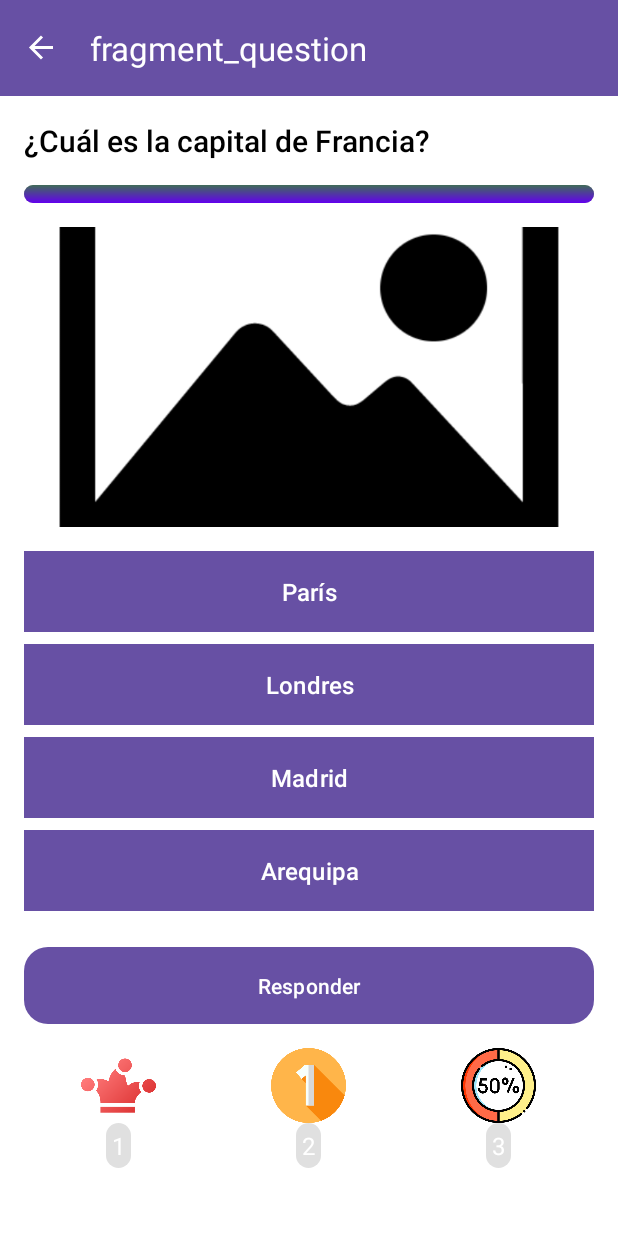
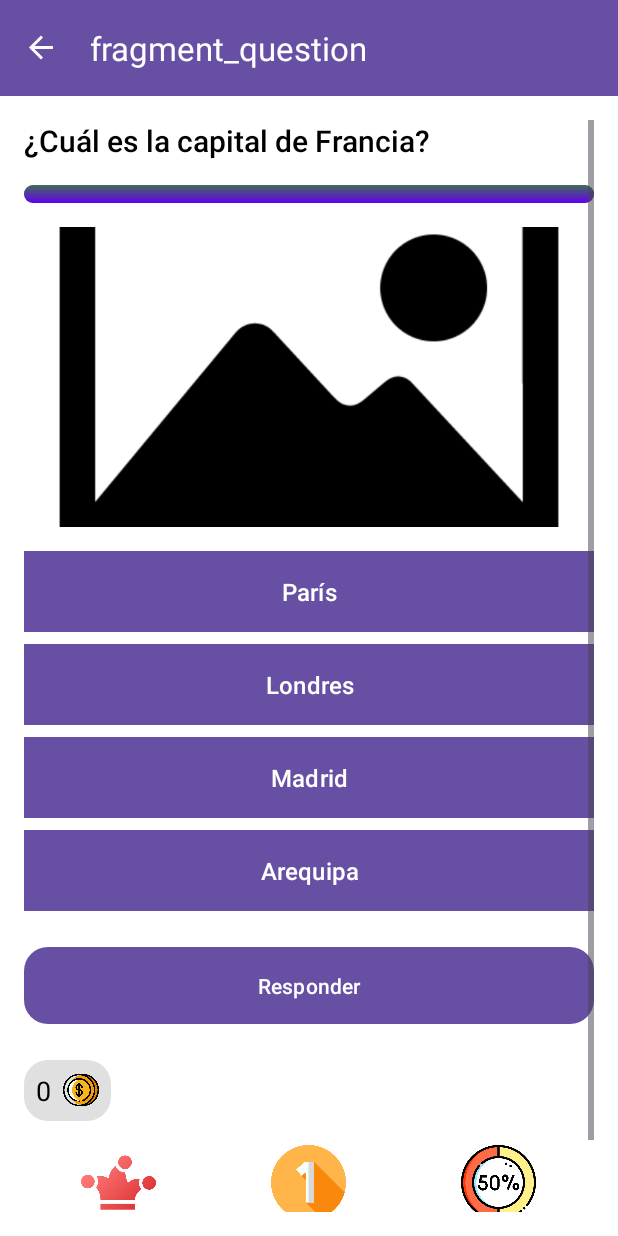
Before and after one commit to AldoVasquez07/Parcial_PPDM, an Android app: the QuestionFragment screen opened through its navigation route, on a phone screen of 412 x 824 dp. Run offline under Robolectric (Android 15) with nearby library versions, the phone set to English and light mode, and no system bars; our stand-ins replace navigation-ui.

Commit message:
Agregando comodines en la parte inferior

```diff
--- a/AppGameParcial/app/src/main/res/layout/fragment_question.xml
+++ b/AppGameParcial/app/src/main/res/layout/fragment_question.xml
@@ -91,6 +91,30 @@
             android:fontFamily="sans-serif-medium"/>
 
         <LinearLayout
+            android:layout_width="wrap_content"
+            android:layout_height="wrap_content"
+            android:orientation="horizontal"
+            android:gravity="center"
+            android:padding="8dp"
+            android:background="@drawable/coin_background"
+            android:layout_marginTop="24dp">
+
+            <TextView
+                android:id="@+id/coin_count"
+                android:layout_width="wrap_content"
+                android:layout_height="wrap_content"
+                android:text="0"
+                android:textSize="18sp"
+                android:textColor="@color/black"
+                android:layout_marginEnd="8dp" />
+
+            <ImageView
+                android:id="@+id/coin_icon"
+                android:layout_width="24dp"
+                android:layout_height="24dp"
+                android:src="@drawable/moneda_icon" />
+        </LinearLayout>
+        <LinearLayout
             android:layout_width="match_parent"
             android:layout_height="wrap_content"
             android:orientation="horizontal"
@@ -109,15 +133,30 @@
                     android:src="@drawable/icono_comodin"
                     android:contentDescription="Comodín 1"
                     android:scaleType="centerCrop"/>
-                <TextView
+                <LinearLayout
                     android:layout_width="wrap_content"
                     android:layout_height="wrap_content"
-                    android:layout_marginBottom="8dp"
+                    android:orientation="horizontal"
+                    android:gravity="center"
+                    android:padding="8dp"
                     android:background="@drawable/coin_background"
-                    android:padding="4dp"
-                    android:text="1"
-                    android:textColor="@android:color/white"
-                    android:textSize="16sp" />
+                    android:layout_marginTop="24dp">
+
+                    <TextView
+                        android:id="@+id/coin_cost_1"
+                        android:layout_width="wrap_content"
+                        android:layout_height="wrap_content"
+                        android:text="0"
+                        android:textSize="18sp"
+                        android:textColor="@color/black"
+                        android:layout_marginEnd="8dp" />
+
+                    <ImageView
+                        android:id="@+id/coin_icon_1"
+                        android:layout_width="24dp"
+                        android:layout_height="24dp"
+                        android:src="@drawable/moneda_icon" />
+                </LinearLayout>
             </LinearLayout>
             <LinearLayout
                 android:layout_width="wrap_content"
@@ -131,15 +170,30 @@
                     android:contentDescription="Comodín 2"
                     android:scaleType="centerCrop"
                     android:src="@drawable/icono_descartar_uno" />
-                <TextView
+                <LinearLayout
                     android:layout_width="wrap_content"
                     android:layout_height="wrap_content"
-                    android:text="2"
-                    android:textSize="16sp"
-                    android:textColor="@android:color/white"
+                    android:orientation="horizontal"
+                    android:gravity="center"
+                    android:padding="8dp"
                     android:background="@drawable/coin_background"
-                    android:padding="4dp"
-                    android:layout_marginBottom="8dp"/>
+                    android:layout_marginTop="24dp">
+
+                    <TextView
+                        android:id="@+id/coin_cost_2"
+                        android:layout_width="wrap_content"
+                        android:layout_height="wrap_content"
+                        android:text="0"
+                        android:textSize="18sp"
+                        android:textColor="@color/black"
+                        android:layout_marginEnd="8dp" />
+
+                    <ImageView
+                        android:id="@+id/coin_icon_2"
+                        android:layout_width="24dp"
+                        android:layout_height="24dp"
+                        android:src="@drawable/moneda_icon" />
+                </LinearLayout>
             </LinearLayout>
             <LinearLayout
                 android:layout_width="wrap_content"
@@ -153,15 +207,30 @@
                     android:src="@drawable/icono_mitad"
                     android:contentDescription="Comodín 3"
                     android:scaleType="centerCrop"/>
-                <TextView
+                <LinearLayout
                     android:layout_width="wrap_content"
                     android:layout_height="wrap_content"
-                    android:text="3"
-                    android:textSize="16sp"
-                    android:textColor="@android:color/white"
+                    android:orientation="horizontal"
+                    android:gravity="center"
+                    android:padding="8dp"
                     android:background="@drawable/coin_background"
-                    android:padding="4dp"
-                    android:layout_marginBottom="8dp"/>
+                    android:layout_marginTop="24dp">
+
+                    <TextView
+                        android:id="@+id/coin_cost_3"
+                        android:layout_width="wrap_content"
+                        android:layout_height="wrap_content"
+                        android:text="0"
+                        android:textSize="18sp"
+                        android:textColor="@color/black"
+                        android:layout_marginEnd="8dp" />
+
+                    <ImageView
+                        android:id="@+id/coin_icon_3"
+                        android:layout_width="24dp"
+                        android:layout_height="24dp"
+                        android:src="@drawable/moneda_icon" />
+                </LinearLayout>
             </LinearLayout>
         </LinearLayout>
     </LinearLayout>
```
